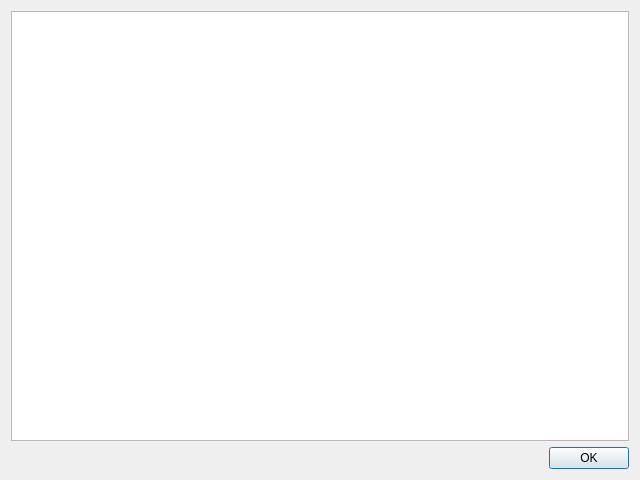
c-mellueh/SOM-Toolkit, file som_gui/module/project_filter/qt/project_filter.ui: the form before one commit.
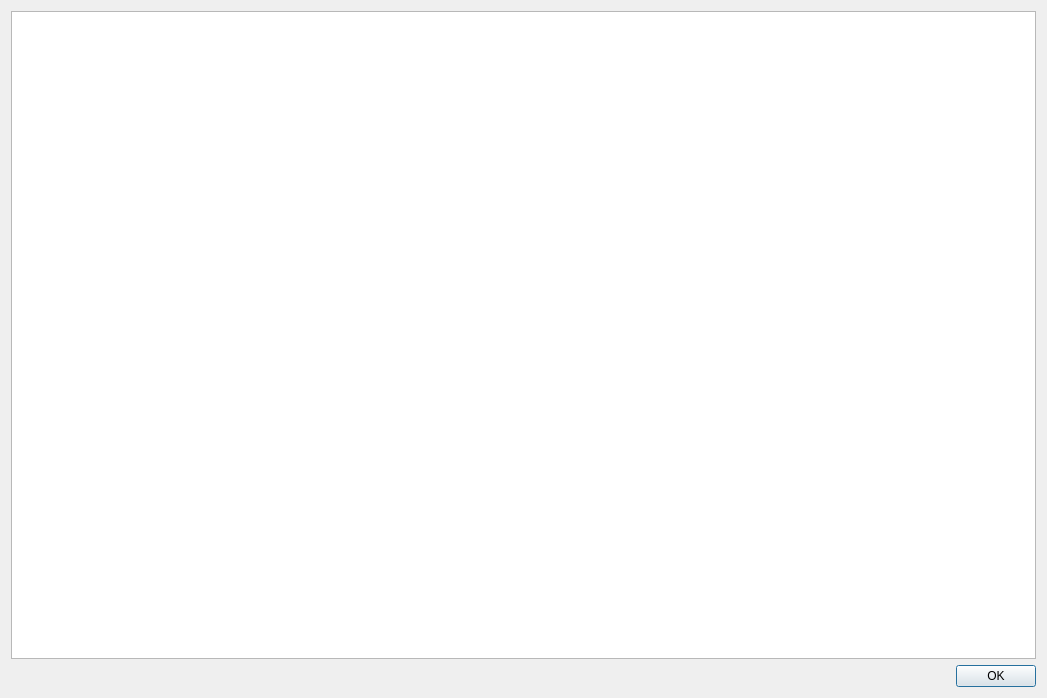
The form after the commit. Custom widgets are drawn as their Qt base class.

```diff
--- a/som_gui/module/project_filter/qt/project_filter.ui
+++ b/som_gui/module/project_filter/qt/project_filter.ui
@@ -6,8 +6,8 @@
             <rect>
                 <x>0</x>
                 <y>0</y>
-                <width>640</width>
-                <height>480</height>
+                <width>1047</width>
+                <height>698</height>
             </rect>
         </property>
         <property name="windowTitle">
@@ -25,6 +25,9 @@
                     <property name="dragDropMode">
                         <enum>QAbstractItemView::InternalMove</enum>
                     </property>
+                    <attribute name="horizontalHeaderStretchLastSection">
+                        <bool>true</bool>
+                    </attribute>
                 </widget>
             </item>
             <item row="1" column="0">
```
